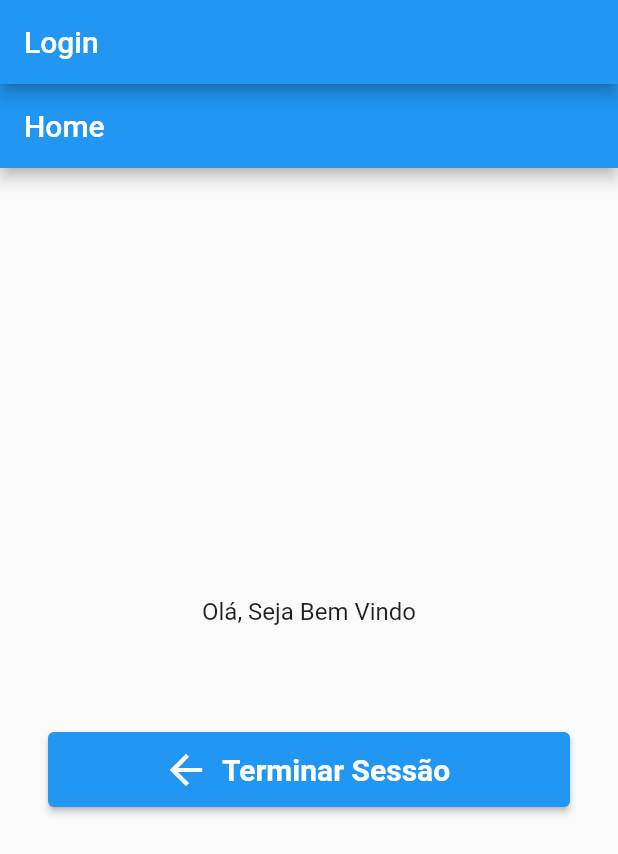
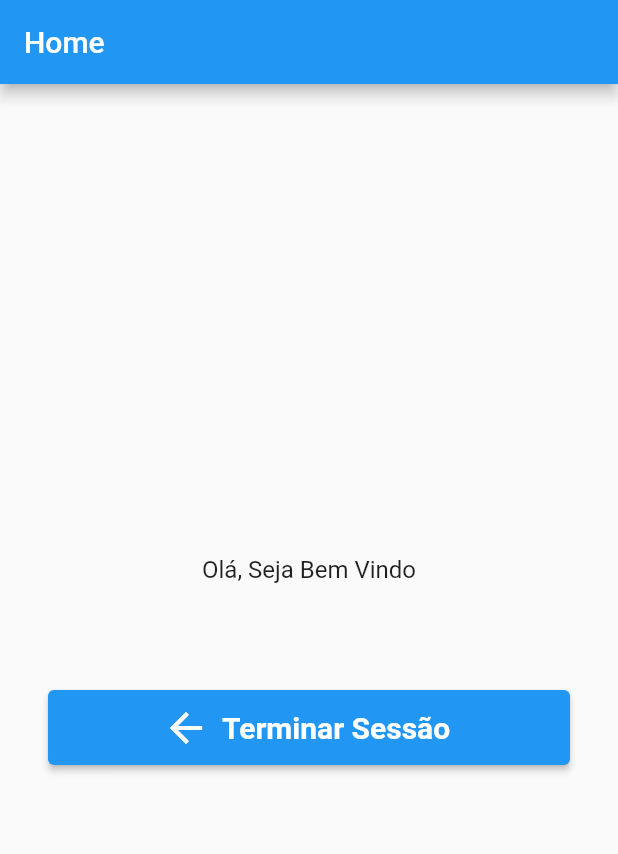
Before and after one commit to DagmarMpheio/flutter-firebase-crud, a Flutter app: the screen it shows once a user with an empty profile is signed in, on a phone screen of 412 x 824 dp. Shown: the top 854 px of the screen. Run offline on Flutter 3.47's test engine with Material 2 defaults, Android fonts, the phone set to English and light mode, and no system bars; our stand-ins replace cloud_firestore, country_code_picker, dropdown_button2, email_validator, firebase_auth, firebase_core and 4 more; accounts and stored records are empty.

Commit message:
Alterações no botãp de login e no viewmodel
A alteração permite activar o botão se todos os campos estiverem preenchidos.

```diff
--- a/lib/view/login_view.dart
+++ b/lib/view/login_view.dart
@@ -24,12 +24,22 @@ class _LoginViewState extends State<LoginView> {
   final _formKey = GlobalKey<FormState>();
 
   bool _isObscure = true;
+  bool isValidated = false;
+
+//ouvinte de valores
+
+  @override
+  void dispose() {
+    _emailController.dispose();
+    _senhaController.dispose();
+    super.dispose();
+  }
 
   @override
   Widget build(BuildContext context) {
     return SafeArea(
       child: Scaffold(
-        appBar: AppBar(title: const Text("Login")),
+        /* appBar: AppBar(title: const Text("Login")),*/
         backgroundColor: Colors.white,
         body: StreamBuilder<User?>(
           stream: FirebaseAuth.instance.authStateChanges(),
@@ -66,7 +76,7 @@ class _LoginViewState extends State<LoginView> {
                             autovalidateMode:
                                 AutovalidateMode.onUserInteraction,
                             validator: (email) =>
-                                email != null && EmailValidator.validate(email)
+                                email != null && !isEmailValid(email)
                                     ? "Insira um email válido"
                                     : null,
                           ),
@@ -108,17 +118,24 @@ class _LoginViewState extends State<LoginView> {
                           child: SizedBox(
                             width: double.infinity,
                             height: 40,
-                            child: ElevatedButton.icon(
+                            child: ValueListenableBuilder<TextEditingValue>(
+                              valueListenable: _emailController,
+                              builder: (context, value, child) {
+                                return ValueListenableBuilder<TextEditingValue>(
+                                  valueListenable: _senhaController,
+                                  builder: (context, value, child) {
+                                    return ElevatedButton.icon(
                                       label: const Text(
                                         "Login",
                                         style: TextStyle(fontSize: 24),
                                       ),
-                              icon: const Icon(Icons.lock_open, size: 32),
-                              onPressed: (_emailController.text.isNotEmpty &&
-                                      _senhaController.text.isNotEmpty)
+                                      icon:
+                                          const Icon(Icons.lock_open, size: 32),
+                                      onPressed: value.text.isNotEmpty
                                           ? () {
-                                      final isValid =
-                                          _formKey.currentState!.validate();
+                                              final isValid = _formKey
+                                                  .currentState!
+                                                  .validate();
                                               if (!isValid) return;
 
                                               //add a funcao
@@ -127,6 +144,10 @@ class _LoginViewState extends State<LoginView> {
                                                   _senhaController.text);
                                             }
                                           : null,
+                                    );
+                                  },
+                                );
+                              },
                             ),
                           ),
                         ),
@@ -173,4 +194,11 @@ class _LoginViewState extends State<LoginView> {
       ),
     );
   }
+
+//verificar se o email eh valido
+  bool isEmailValid(String email) {
+    return RegExp(
+            r"^[a-zA-Z0-9.a-zA-Z0-9.!#$%&'*+-/=?^_`{|}~]+@[a-zA-Z0-9]+\.[a-zA-Z]+")
+        .hasMatch(email);
   }
+}
--- a/lib/view_model/dador_viewmodel.dart
+++ b/lib/view_model/dador_viewmodel.dart
@@ -29,6 +29,7 @@ class DadorViewModel extends GetxController {
     dadorModel.senha = senha;
 
     Get.defaultDialog(
+      title: "Processando",
       barrierDismissible: false,
       content: const Center(child: CircularProgressIndicator()),
     );
--- a/pubspec.yaml
+++ b/pubspec.yaml
@@ -48,6 +48,7 @@ dependencies:
   image_picker: ^0.8.6
   loading_overlay: ^0.3.0
   email_validator: ^2.1.17
+  multi_value_listenable_builder: ^0.0.2
 
 dev_dependencies:
   flutter_test:
```
Also changed, not shown: pubspec.lock. Lines whose indentation alone changed are shown as unchanged.
